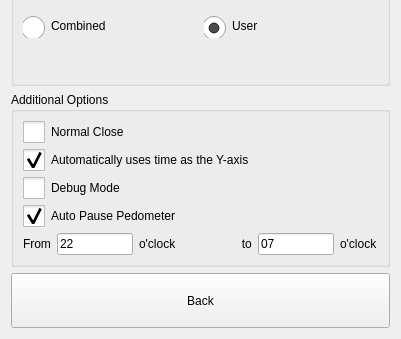
Old version of the form dlgpreferences.ui in the repository ic005k/Knot-Legacy; both pictures show x 0 to 401 and y 206 to 545 of the 401 by 545 pixel window.
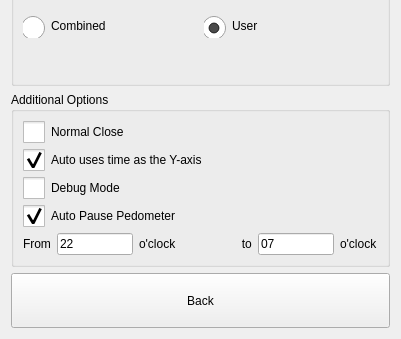
New version of the form. Icons and pictures are not drawn.

Patch:
```diff
--- a/dlgpreferences.ui
+++ b/dlgpreferences.ui
@@ -292,7 +292,7 @@
 }</string>
         </property>
         <property name="text">
-         <string>Automatically uses time as the Y-axis</string>
+         <string>Auto uses time as the Y-axis</string>
         </property>
         <property name="checked">
          <bool>true</bool>
```
